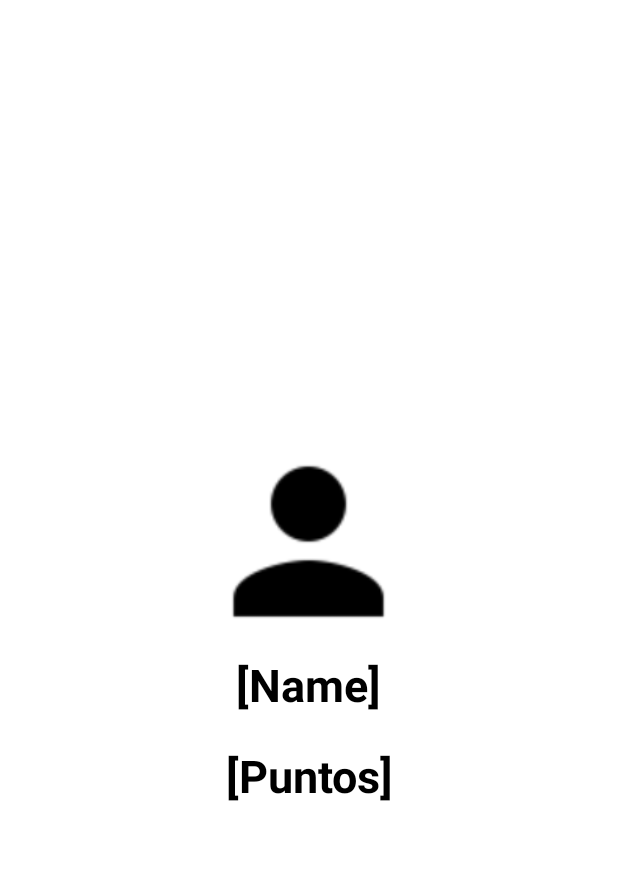
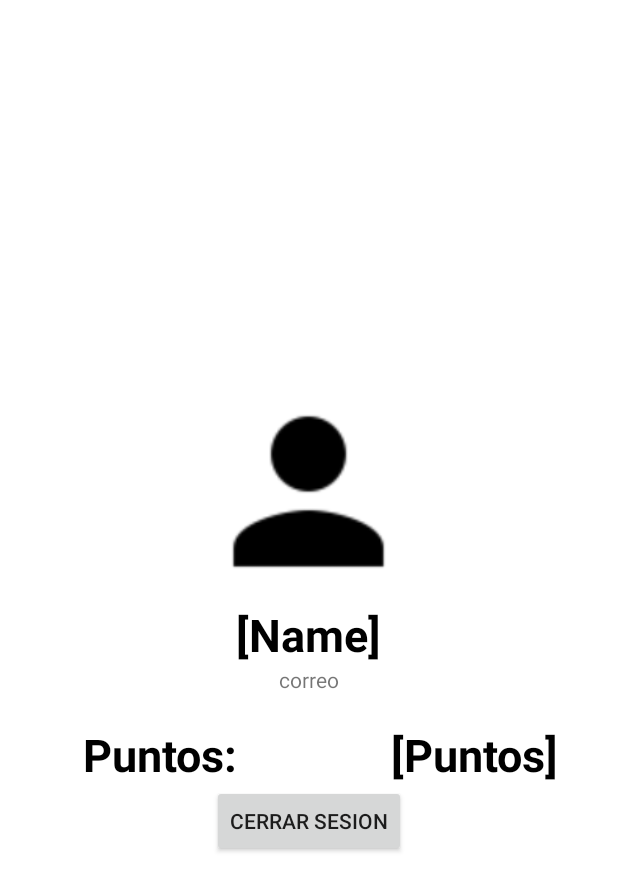
Before and after one commit to DCplayer/EngAppsados, an Android app: the layout activity_user_profile.xml on its own in the app's theme, with its tools: preview values and no code run, on a phone screen of 412 x 824 dp. Shown: the top 891 px of the screen. Run offline under Robolectric (Android 15) with nearby library versions, the phone set to English and light mode, and no system bars.

Commit message:
Se corrigio que los elelmtnos de apps y de encuestas no se mostraban correctamente. Se suman puntos egun la encuesta

```diff
--- a/EngappsadosApp/app/src/main/java/com/engappsados/engappsadosapp/AdapterPollItem.java
+++ b/EngappsadosApp/app/src/main/java/com/engappsados/engappsadosapp/AdapterPollItem.java
@@ -67,12 +67,14 @@ public class AdapterPollItem extends BaseAdapter {
         View v = View.inflate(mContext, R.layout.item_poll,null);    // inflar el contexto correspondiente
         TextView titulo = (TextView) v.findViewById(R.id.poll_Title);     // buscar el titulo
         TextView descripcion = (TextView) v.findViewById(R.id.poll_Desc);  //buscar la descripcion de noticia
+        TextView puntos = (TextView) v.findViewById(R.id.poll_points);
         Button boton = (Button) v.findViewById(R.id.poll_btnDoPoll);
 
 
         //poner textos correspondientes
         titulo.setText(items.get(position).getTitle());                 //cambiar el titulo
         descripcion.setText(items.get(position).getDescription());      //cambiar la descripcion
+        puntos.setText(items.get(position).getPuntos()+" pts.");
         boton.setOnClickListener(new View.OnClickListener() {
             @Override
             public void onClick(View v){
@@ -80,7 +82,7 @@ public class AdapterPollItem extends BaseAdapter {
                 Intent intent = new Intent(mContext, GoogleForm_Activity.class);
                 Bundle b = new Bundle();
                 b.putString("link",items.get(position).getLink()); //Your id
-                b.putString("test","Test"); //Your id
+                b.putString("puntos",items.get(position).getPuntos()); //Your id
                 intent.putExtras(b); //Put your id to your next Intent
                 mContext.startActivity(intent);
 
--- a/EngappsadosApp/app/src/main/java/com/engappsados/engappsadosapp/Encuestas_tab.java
+++ b/EngappsadosApp/app/src/main/java/com/engappsados/engappsadosapp/Encuestas_tab.java
@@ -57,8 +57,8 @@ public class Encuestas_tab extends Fragment{
                     String titulo = child.child("titulo").getValue().toString();
                     String descripcion = child.child("descripcion").getValue().toString();
                     String link = child.child("link").getValue().toString();
-                    //String img = child.child("imagen").getValue().toString();
-                    EncuestasModel unaEncuesta = new EncuestasModel(titulo, link, descripcion);
+                    String puntos = child.child("puntos").getValue().toString();
+                    EncuestasModel unaEncuesta = new EncuestasModel(titulo, link, descripcion, puntos);
                     //unaEncuesta.setTitle(titulo);
                     if (!encuestas.contains(unaEncuesta)) {
                         encuestas.add(unaEncuesta);
--- a/EngappsadosApp/app/src/main/java/com/engappsados/engappsadosapp/GoogleForm_Activity.java
+++ b/EngappsadosApp/app/src/main/java/com/engappsados/engappsadosapp/GoogleForm_Activity.java
@@ -24,6 +24,7 @@ public class GoogleForm_Activity extends AppCompatActivity {
     public DatabaseReference mDatabaseRef = FirebaseDatabase.getInstance().getReference();
     public String uID = usuario.getUid();
     public int puntos;
+    public int puntosASumar;
     public boolean booleano = true;
     public String url= "";
 
@@ -48,6 +49,7 @@ public class GoogleForm_Activity extends AppCompatActivity {
         Bundle b = getIntent().getExtras();
         if(b != null)
             url = b.getString("link");
+            puntosASumar = Integer.parseInt(b.getString("puntos"));
 
         mWebView.setWebViewClient(new WebViewClient() {
             @Override
@@ -55,7 +57,7 @@ public class GoogleForm_Activity extends AppCompatActivity {
                 super.onPageFinished(view, url);
                 if (url.endsWith("formResponse") && booleano){
                     //actualizar los puntos del usuario
-                    puntos = puntos + 10;
+                    puntos = puntos + puntosASumar;
                     mDatabaseRef.child("usuarios").child(uID).child("Puntos").setValue(puntos);
                     booleano = false;
                     //cierra la webView
--- a/EngappsadosApp/app/src/main/res/layout/activity_user_profile.xml
+++ b/EngappsadosApp/app/src/main/res/layout/activity_user_profile.xml
@@ -1,27 +1,46 @@
 <?xml version="1.0" encoding="utf-8"?>
-<RelativeLayout xmlns:android="http://schemas.android.com/apk/res/android"
+<LinearLayout xmlns:android="http://schemas.android.com/apk/res/android"
     android:layout_width="match_parent"
     android:layout_height="match_parent"
-    android:background="@android:color/white">
+    android:background="@android:color/white"
+    android:layout_centerInParent="true"
+    android:gravity="center"
+    android:orientation="vertical">
 
-    <LinearLayout
+    <ImageView
+        android:id="@+id/ImgV_usePicture"
+        android:layout_width="@dimen/img_width_height"
+        android:layout_height="@dimen/img_width_height"
+        android:src="@drawable/ic_person_black_24dp" />
+
+    <TextView
+        android:id ="@+id/nombreDeUsuario"
         android:layout_width="wrap_content"
         android:layout_height="wrap_content"
-        android:layout_centerInParent="true"
-        android:gravity="center_horizontal"
-        android:orientation="vertical">
+        android:text="@string/txtVNombre"
+        android:textColor="@android:color/black"
+        android:textSize="@dimen/slide_title"
+        android:textStyle="bold" />
 
-        <ImageView
-            android:id="@+id/ImgV_usePicture"
-            android:layout_width="@dimen/img_width_height"
-            android:layout_height="@dimen/img_width_height"
-            android:src="@drawable/ic_person_black_24dp" />
+    <TextView
+        android:id="@+id/user_txemail"
+        android:layout_width="wrap_content"
+        android:layout_height="wrap_content"
+        android:text="@string/txt_mail"/>
+    <LinearLayout
+        android:layout_width="match_parent"
+        android:layout_height="wrap_content"
+        android:orientation="horizontal">
 
         <TextView
-            android:id ="@+id/nombreDeUsuario"
             android:layout_width="wrap_content"
             android:layout_height="wrap_content"
-            android:text="@string/txtVNombre"
+            android:layout_marginTop="20dp"
+            android:layout_weight="1"
+            android:paddingLeft="@dimen/desc_padding"
+            android:paddingRight="@dimen/desc_padding"
+            android:text="Puntos: "
+            android:textAlignment="center"
             android:textColor="@android:color/black"
             android:textSize="@dimen/slide_title"
             android:textStyle="bold" />
@@ -39,8 +58,13 @@
             android:textSize="@dimen/slide_title"
             android:textStyle="bold"/>
 
-
     </LinearLayout>
 
+<Button
+    android:id="@+id/user_btnSignOut"
+    android:layout_width="wrap_content"
+    android:layout_height="wrap_content"
+    android:text="Cerrar sesion" />
 
-</RelativeLayout>
+
+</LinearLayout>
--- a/EngappsadosApp/app/src/main/res/layout/item_apps.xml
+++ b/EngappsadosApp/app/src/main/res/layout/item_apps.xml
@@ -2,8 +2,9 @@
 <LinearLayout xmlns:android="http://schemas.android.com/apk/res/android"
     android:layout_width="match_parent"
     android:layout_height="wrap_content"
-    android:layout_margin="25dp"
-    android:orientation="horizontal">
+    android:layout_margin="15dp"
+    android:orientation="horizontal"
+    android:paddingBottom="25dp">
 
     <LinearLayout
         android:layout_width="0dp"
```
Also changed, not shown: EngappsadosApp/app/src/main/java/com/engappsados/engappsadosapp/EncuestasModel.java (+11 -11 lines), EngappsadosApp/app/src/main/java/com/engappsados/engappsadosapp/Tienda_tab.java (+7 -2 lines), EngappsadosApp/app/src/main/java/com/engappsados/engappsadosapp/userProfile.java (+27 -0 lines), EngappsadosApp/app/src/main/res/layout/item_poll.xml (+18 -2 lines).
